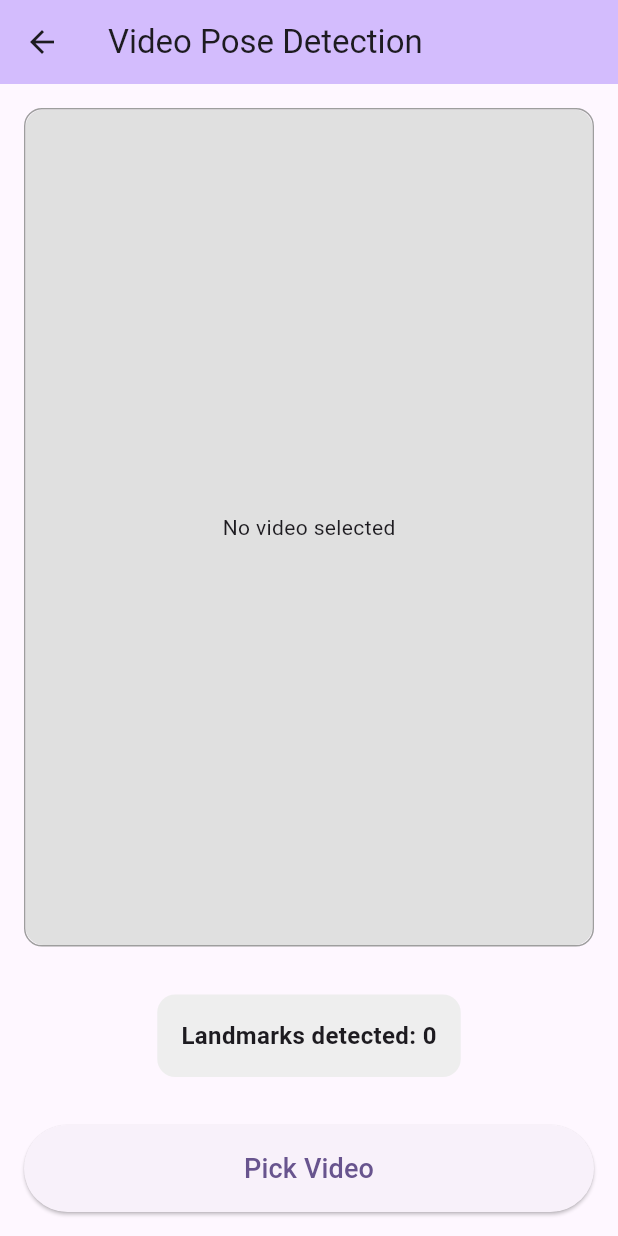
After one commit to yasersharifi/media_pipe_pose_detection_flutter, a Flutter app: the screen it shows after launch, after a tap on "Video Pose Detection", on a phone screen of 412 x 824 dp. The commit adds this screen. Run offline on Flutter 3.47's test engine with Material 3 defaults, Android fonts, the phone set to English and light mode, and no system bars; our stand-ins replace camera, chewie, image_picker, video_player.

Commit message:
fix: get the stream result

```diff
--- a/lib/main.dart
+++ b/lib/main.dart
@@ -7,9 +7,17 @@ import 'package:camera/camera.dart';
 import 'package:video_player/video_player.dart';
 import 'package:chewie/chewie.dart';
 
+// Pages
+import 'pages/image_pose_page.dart';
+import 'pages/video_pose_page.dart';
+import 'pages/camera_pose_page.dart';
+
 void main() async {
   WidgetsFlutterBinding.ensureInitialized();
+
+  // Ensure all cameras are available before starting app
   final cameras = await availableCameras();
+
   runApp(MyApp(cameras: cameras));
 }
 
@@ -23,10 +31,59 @@ class MyApp extends StatelessWidget {
     return MaterialApp(
       title: 'Pose Detection',
       theme: ThemeData(
-        colorScheme: ColorScheme.fromSeed(seedColor: Colors.blue),
+        colorScheme: ColorScheme.fromSeed(seedColor: Colors.deepPurple),
         useMaterial3: true,
       ),
-      home: PoseDetectionHome(cameras: cameras),
+      routes: {
+        '/': (context) => const HomePage(),
+        '/image': (context) => const ImagePosePage(),
+        '/video': (context) => const VideoPosePage(),
+        '/camera': (context) => CameraPosePage(cameras: cameras),
+      },
+      initialRoute: '/',
+    );
+  }
+}
+
+class HomePage extends StatelessWidget {
+  const HomePage({super.key});
+
+  @override
+  Widget build(BuildContext context) {
+    return Scaffold(
+      appBar: AppBar(
+        title: const Text('Pose Detection Demo'),
+        backgroundColor: Theme.of(context).colorScheme.inversePrimary,
+      ),
+      body: Center(
+        child: Column(
+          mainAxisAlignment: MainAxisAlignment.center,
+          children: [
+            const Text(
+              'Select a mode:',
+              style: TextStyle(fontSize: 24),
+            ),
+            const SizedBox(height: 40),
+            ElevatedButton(
+              onPressed: () => Navigator.pushNamed(context, '/image'),
+              style: ElevatedButton.styleFrom(padding: const EdgeInsets.symmetric(horizontal: 50, vertical: 15)),
+              child: const Text('Image Pose Detection', style: TextStyle(fontSize: 18)),
+            ),
+            const SizedBox(height: 20),
+            ElevatedButton(
+              onPressed: () => Navigator.pushNamed(context, '/video'),
+              style: ElevatedButton.styleFrom(padding: const EdgeInsets.symmetric(horizontal: 50, vertical: 15)),
+              child: const Text('Video Pose Detection', style: TextStyle(fontSize: 18)),
+            ),
+            const SizedBox(height: 20),
+            ElevatedButton(
+              onPressed: () => Navigator.pushNamed(context, '/camera'),
+              style: ElevatedButton.styleFrom(padding: const EdgeInsets.symmetric(horizontal: 50, vertical: 15)),
+              child: const Text('Live Camera Detection', style: TextStyle(fontSize: 18)),
+            ),
+          ],
+        ),
+      ),
     );
   }
 }
--- /dev/null
+++ b/lib/pages/video_pose_page.dart
@@ -0,0 +1,274 @@
+import 'dart:io';
+import 'package:flutter/material.dart';
+import 'package:flutter/services.dart';
+import 'package:image_picker/image_picker.dart';
+import 'package:video_player/video_player.dart';
+import 'package:chewie/chewie.dart';
+
+class VideoPosePage extends StatefulWidget {
+  const VideoPosePage({Key? key}) : super(key: key);
+
+  @override
+  State<VideoPosePage> createState() => _VideoPosePageState();
+}
+
+class _VideoPosePageState extends State<VideoPosePage> {
+  static const platform = MethodChannel('com.example.last_native_pose_detection/pose_detection');
+
+  final ImagePicker _picker = ImagePicker();
+  String? _videoPath;
+  List<Map<String, dynamic>>? _landmarks;
+  int? _inferenceTime;
+  bool _isProcessing = false;
+
+  // Video player controllers
+  VideoPlayerController? _videoPlayerController;
+  ChewieController? _chewieController;
+  bool _isVideoInitialized = false;
+
+  @override
+  void dispose() {
+    _disposeVideoControllers();
+    super.dispose();
+  }
+
+  void _disposeVideoControllers() {
+    _chewieController?.dispose();
+    _videoPlayerController?.dispose();
+    _isVideoInitialized = false;
+  }
+
+  Future<void> _pickVideo() async {
+    setState(() {
+      _isProcessing = true;
+      _landmarks = null;
+      _inferenceTime = null;
+    });
+
+    // Dispose existing video controllers
+    _disposeVideoControllers();
+
+    try {
+      final XFile? video = await _picker.pickVideo(source: ImageSource.gallery);
+
+      if (video != null) {
+        print('Video picked: ${video.path}');
+        final videoFile = File(video.path);
+
+        if (await videoFile.exists()) {
+          print('Video file exists, size: ${await videoFile.length()} bytes');
+
+          setState(() {
+            _videoPath = video.path;
+          });
+
+          // Initialize video player
+          await _initializeVideoPlayer(_videoPath!);
+
+          // Show loading indicator
+          ScaffoldMessenger.of(context).showSnackBar(
+            const SnackBar(content: Text('Processing video...'))
+          );
+
+          await _processPoseFromVideo(_videoPath!);
+        } else {
+          print('Video file does not exist: ${video.path}');
+          ScaffoldMessenger.of(context).showSnackBar(
+            const SnackBar(content: Text('Selected video file could not be accessed'))
+          );
+        }
+      }
+    } catch (e) {
+      print('Error picking video: $e');
+      ScaffoldMessenger.of(context).showSnackBar(
+        SnackBar(content: Text('Error picking video: $e'))
+      );
+    } finally {
+      setState(() {
+        _isProcessing = false;
+      });
+    }
+  }
+
+  Future<void> _initializeVideoPlayer(String videoPath) async {
+    try {
+      // Create video player controller
+      final videoPlayerController = VideoPlayerController.file(File(videoPath));
+      await videoPlayerController.initialize();
+
+      // Create chewie controller
+      final chewieController = ChewieController(
+        videoPlayerController: videoPlayerController,
+        aspectRatio: videoPlayerController.value.aspectRatio,
+        autoPlay: false,
+        looping: false,
+        showControls: true,
+        placeholder: const Center(child: CircularProgressIndicator()),
+        autoInitialize: true,
+        errorBuilder: (context, errorMessage) {
+          return Center(
+            child: Text(
+              'Error loading video: $errorMessage',
+              style: const TextStyle(color: Colors.white),
+            ),
+          );
+        },
+      );
+
+      setState(() {
+        _videoPlayerController = videoPlayerController;
+        _chewieController = chewieController;
+        _isVideoInitialized = true;
+      });
+
+      print('Video player initialized successfully');
+    } catch (e) {
+      print('Error initializing video player: $e');
+      setState(() {
+        _isVideoInitialized = false;
+      });
+    }
+  }
+
+  Future<void> _processPoseFromVideo(String videoPath) async {
+    try {
+      final result = await platform.invokeMethod('processVideo', {
+        'videoPath': videoPath,
+      });
+
+      // Handle the result properly with type casting
+      setState(() {
+        // Safely convert the landmarks from platform channel
+        if (result['landmarks'] != null) {
+          final landmarksList = result['landmarks'] as List<dynamic>;
+          _landmarks = landmarksList
+              .map((item) => Map<String, dynamic>.from(item as Map<Object?, Object?>))
+              .toList();
+
+          // Extract inference time
+          _inferenceTime = result['inferenceTime'] as int?;
+
+          // Log landmarks instead of drawing them
+          print('Video pose detection: ${_landmarks!.length} landmarks found');
+          print('Inference time: ${_inferenceTime}ms');
+
+          // Log detailed landmark information
+          if (_landmarks!.isNotEmpty) {
+            print('Landmark details:');
+            for (int i = 0; i < _landmarks!.length; i++) {
+              print('Landmark $i: ${_landmarks![i]}');
+            }
+          }
+        } else {
+          _landmarks = [];
+          _inferenceTime = 0;
+          print('No landmarks detected in video');
+        }
+      });
+    } on PlatformException catch (e) {
+      print('Error processing video: $e');
+      ScaffoldMessenger.of(context).showSnackBar(
+        SnackBar(content: Text('Error processing video: ${e.message}'))
+      );
+    } catch (e) {
+      print('Unexpected error processing video: $e');
+      ScaffoldMessenger.of(context).showSnackBar(
+        SnackBar(content: Text('Unexpected error processing video: $e'))
+      );
+    }
+  }
+
+  Widget _buildVideoPreview() {
+    if (_videoPath != null && _isVideoInitialized && _chewieController != null) {
+      return Chewie(controller: _chewieController!);
+    } else if (_videoPath != null) {
+      return Container(
+        color: Colors.black,
+        child: const Center(
+          child: Column(
+            mainAxisAlignment: MainAxisAlignment.center,
+            children: [
+              CircularProgressIndicator(color: Colors.white),
+              SizedBox(height: 16),
+              Text('Loading video...', style: TextStyle(color: Colors.white)),
+            ],
+          ),
+        ),
+      );
+    } else {
+      return Container(
+        color: Colors.grey[300],
+        child: const Center(
+          child: Text('No video selected'),
+        ),
+      );
+    }
+  }
+
+  @override
+  Widget build(BuildContext context) {
+    return Scaffold(
+      appBar: AppBar(
+        title: const Text('Video Pose Detection'),
+        backgroundColor: Theme.of(context).colorScheme.inversePrimary,
+      ),
+      body: Column(
+        children: [
+          Expanded(
+            child: Container(
+              margin: const EdgeInsets.all(16),
+              decoration: BoxDecoration(
+                border: Border.all(color: Colors.grey),
+                borderRadius: BorderRadius.circular(12),
+              ),
+              child: ClipRRect(
+                borderRadius: BorderRadius.circular(12),
+                child: _buildVideoPreview(),
+              ),
+            ),
+          ),
+          Container(
+            margin: const EdgeInsets.all(16),
+            padding: const EdgeInsets.all(16),
+            decoration: BoxDecoration(
+              color: Colors.grey[200],
+              borderRadius: BorderRadius.circular(12),
+            ),
+            child: Column(
+              crossAxisAlignment: CrossAxisAlignment.start,
+              children: [
+                Text(
+                  'Landmarks detected: ${_landmarks?.length ?? 0}',
+                  style: const TextStyle(fontSize: 16, fontWeight: FontWeight.bold),
+                ),
+                if (_inferenceTime != null)
+                  Text(
+                    'Inference time: ${_inferenceTime}ms',
+                    style: const TextStyle(fontSize: 16),
+                  ),
+                if (_landmarks != null && _landmarks!.isNotEmpty)
+                  const Text(
+                    'Landmark details printed to console',
+                    style: TextStyle(fontSize: 16, fontStyle: FontStyle.italic),
+                  ),
+              ],
+            ),
+          ),
+          Padding(
+            padding: const EdgeInsets.all(16.0),
+            child: ElevatedButton(
+              onPressed: _isProcessing ? null : _pickVideo,
+              style: ElevatedButton.styleFrom(
+                padding: const EdgeInsets.symmetric(horizontal: 32, vertical: 16),
+                minimumSize: const Size.fromHeight(50),
+              ),
+              child: _isProcessing
+                ? const CircularProgressIndicator()
+                : const Text('Pick Video', style: TextStyle(fontSize: 18)),
+            ),
+          ),
+        ],
+      ),
+    );
+  }
+}
```
Also changed, not shown: lib/pages/camera_pose_page.dart (added, +225 -0 lines), lib/pages/image_pose_page.dart (added, +172 -0 lines).
